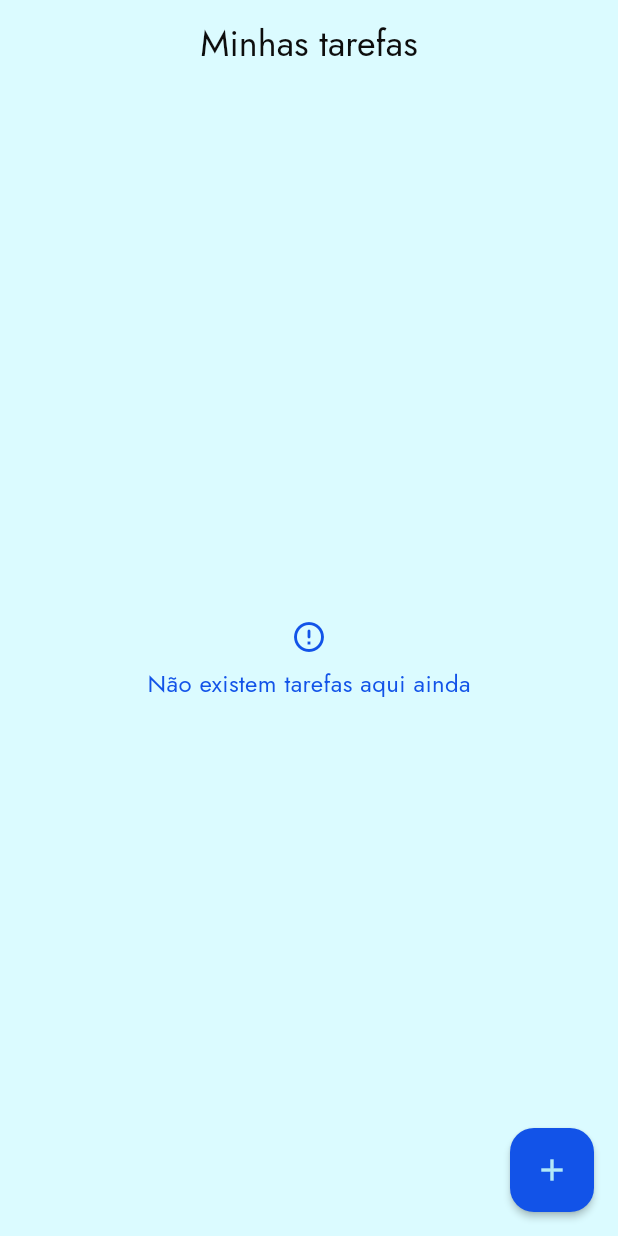
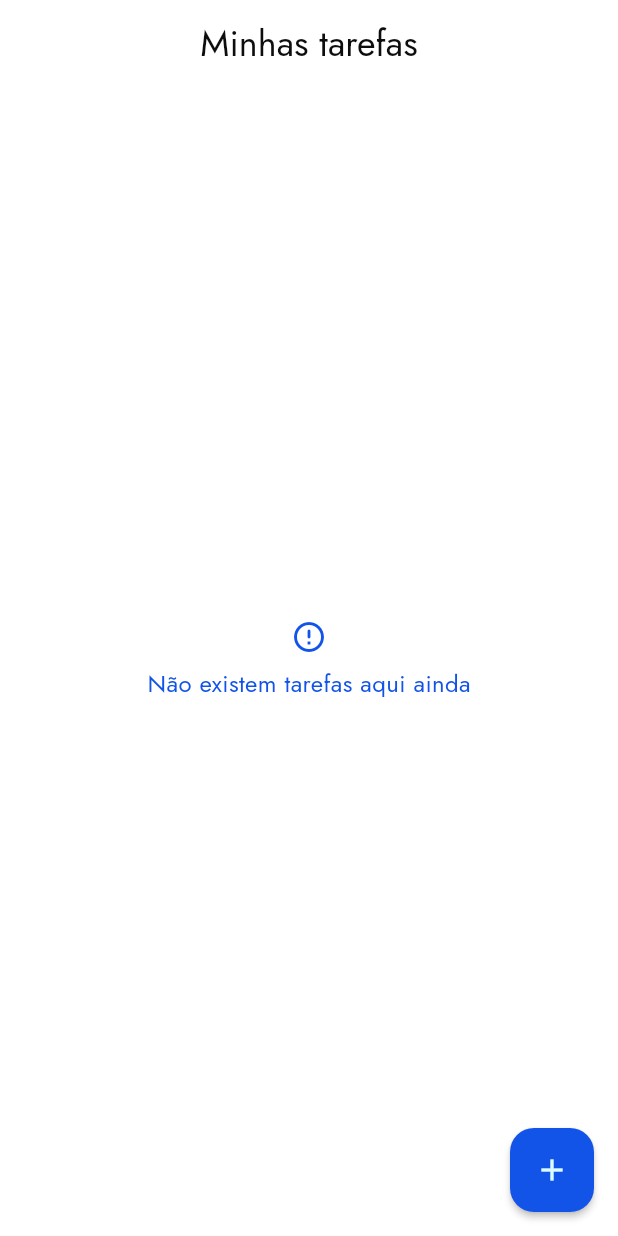
Before and after one commit to jhoisz/todo, a Flutter app: the screen it shows after launch, on a phone screen of 412 x 824 dp. Run offline on Flutter 3.47's test engine with Material 2 defaults, Android fonts, the phone set to English and light mode, and no system bars; our stand-ins replace sqflite; accounts and stored records are empty.

Commit message:
Alterando cores da aplicação

```diff
--- a/lib/themes/theme.dart
+++ b/lib/themes/theme.dart
@@ -5,7 +5,7 @@ final ThemeData mytheme = ThemeData(
   colorScheme: ColorScheme.fromSeed(seedColor: AppColors.primary),
   useMaterial3: true,
   appBarTheme: const AppBarTheme(
-    backgroundColor: AppColors.background,
+    backgroundColor: Colors.white,
   ),
   snackBarTheme: const SnackBarThemeData(
     backgroundColor: AppColors.primary,
@@ -15,13 +15,10 @@ final ThemeData mytheme = ThemeData(
 abstract class ThemeStyle {
   static const TextStyle titleStyle = TextStyle(
     fontSize: 24.0,
-    // fontWeight: FontWeight.bold,
     color: AppColors.textColor,
-    // fontFamily: 'Philosopher',
   );
   static const TextStyle subTitleStyle = TextStyle(
     fontSize: 18.0,
-    // fontWeight: FontWeight.bold,
     color: AppColors.textColor,
   );
   static const TextStyle cardText = TextStyle(
@@ -44,16 +41,21 @@ abstract class ThemeStyle {
     fontWeight: FontWeight.bold,
     color: AppColors.softBlue,
   );
+  static const TextStyle buttonCancelText = TextStyle(
+    fontSize: 16.0,
+    fontWeight: FontWeight.bold,
+    color: AppColors.primary,
+  );
 }
 
 abstract class AppColors {
   static const Color primary = Color(0xFF1253E8);
-  static const Color softBlue = Color(0xFFB2E9F7);
+  static const Color softBlue = Color(0xFFDBFBFF);
   static const Color lowPriority = Color(0xFFF2CB05);
   static const Color highPriority = Color(0xFFF21616);
   static const Color normalPriority = Color(0xFF04B2D9);
   static const Color textColor = Color(0xFF0D0D0D);
-  static const Color background = Color(0xFFDBFBFF);
-  static const Color cancelButton = Color(0xFFF28705);
+  static const Color background = Colors.white;
+  static const Color cancelButton = Color(0xFFA7E7F6);
   static const Color deleteColor = Color(0xFF034C8C);
 }
```
